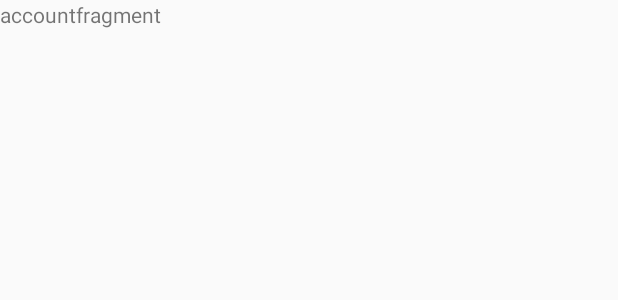
After one commit to ganiaaldi/KeBandung, an Android app: the layout fragment_account.xml on its own in the app's theme, with its tools: preview values and no code run, on a phone screen of 412 x 824 dp. The commit adds this screen. Shown: the top 300 px of the screen. Run offline under Robolectric (Android 15) with nearby library versions, the phone set to English and light mode, and no system bars.

Commit message:
Create fragment menu & primary navigation

```diff
--- /dev/null
+++ b/app/src/main/res/layout/fragment_account.xml
@@ -0,0 +1,14 @@
+<?xml version="1.0" encoding="utf-8"?>
+<FrameLayout xmlns:android="http://schemas.android.com/apk/res/android"
+             xmlns:tools="http://schemas.android.com/tools"
+             android:layout_width="match_parent"
+             android:layout_height="match_parent"
+             tools:context=".menu.AccountFragment">
+
+    <!-- TODO: Update blank fragment layout -->
+    <TextView
+            android:layout_width="match_parent"
+            android:layout_height="match_parent"
+            android:text="accountfragment"/>
+
+</FrameLayout>
--- a/app/src/main/res/values/strings.xml
+++ b/app/src/main/res/values/strings.xml
@@ -20,7 +20,7 @@
     <string name="account_namemail">Nama Pengguna/Email</string>
     <string name="password">Kata Sandi</string>
     <string name="text_createaccount">Buat akun baru</string>
-    <string name="forgot_password"> | Lupa Password</string>
+    <string name="forgot_password">| Lupa Password</string>
     <string name="username_full">Nama Lengkap</string>
     <string name="password_confirmation">Konfirmasi Password</string>
 </resources>
```
Also changed, not shown: app/src/main/java/com/aldi/kebandung/menu/AccountFragment.kt (added, +28 -0 lines), app/src/main/java/com/aldi/kebandung/menu/DestinationFragment.kt (added, +27 -0 lines), app/src/main/java/com/aldi/kebandung/menu/HomeFragment.kt (added, +26 -0 lines), app/src/main/res/layout/fragment_destination.xml (added, +14 -0 lines), app/src/main/res/layout/fragment_home.xml (added, +14 -0 lines), app/src/main/res/navigation/primary_navigation.xml (added, +13 -0 lines).
